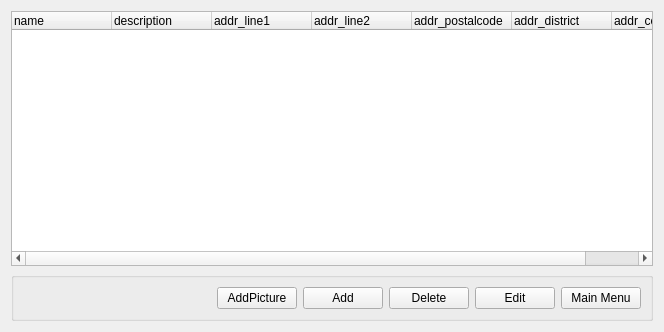
Wolframe/Wolframe, file examples/demo/crm/client/listCustomer.ui: the form before one commit.
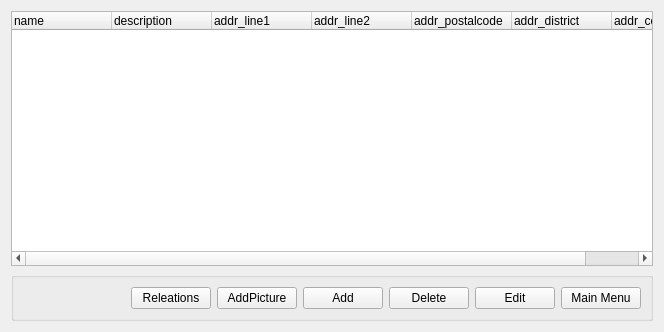
The form after the commit.

Patch:
```diff
--- a/examples/demo/crm/client/listCustomer.ui
+++ b/examples/demo/crm/client/listCustomer.ui
@@ -30,6 +30,16 @@
         </property>
        </spacer>
       </item>
+      <item>
+       <widget class="QPushButton" name="CustomerListRelation">
+        <property name="text">
+         <string>Releations</string>
+        </property>
+        <property name="form" stdset="0">
+         <string>relationCustomerEmployee?customer.selected={customer.selected}</string>
+        </property>
+       </widget>
+      </item>
       <item>
        <widget class="QPushButton" name="AddPicture">
         <property name="text">
```
Left out of the diff: 102 changed lines with no effect on the pictures.
